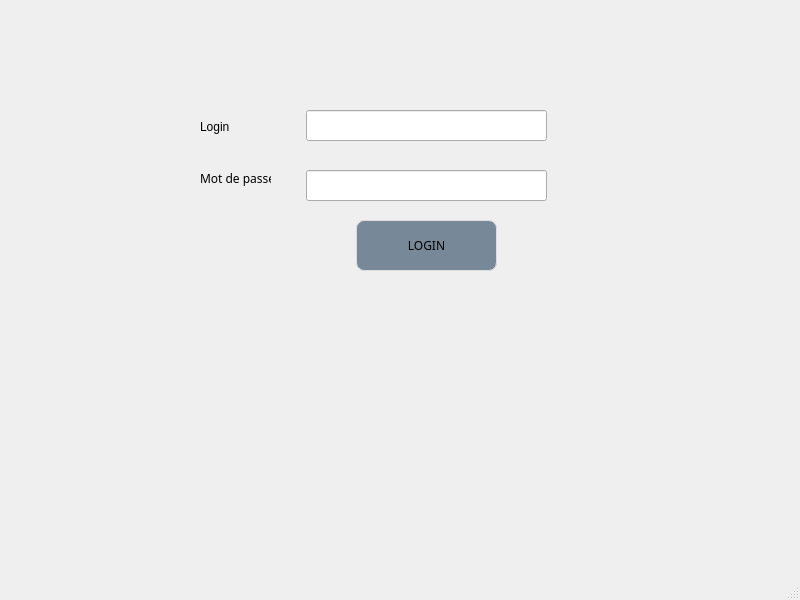
First picture: the form in login.ui, repository soumaya-nheri/Smart-Restaurant-2A25, before the edit.
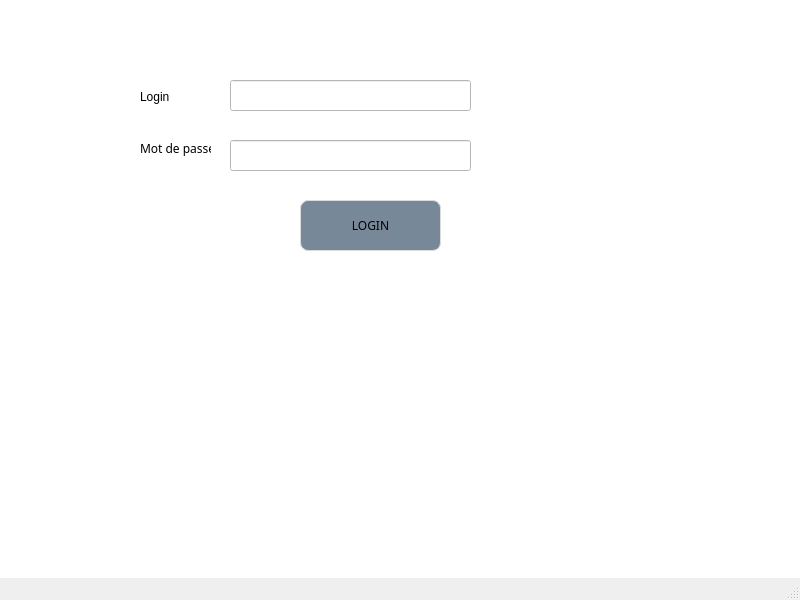
Second picture: the form after the edit. Icons and pictures are not drawn.

```diff
--- a/login.ui
+++ b/login.ui
@@ -14,11 +14,14 @@
    <string>MainWindow</string>
   </property>
   <widget class="QWidget" name="centralwidget">
+   <property name="styleSheet">
+    <string notr="true">background-color:white;</string>
+   </property>
    <widget class="QLineEdit" name="le_password">
     <property name="geometry">
      <rect>
-      <x>306</x>
-      <y>170</y>
+      <x>230</x>
+      <y>140</y>
       <width>241</width>
       <height>31</height>
      </rect>
@@ -30,8 +33,8 @@
    <widget class="QPushButton" name="pb_login">
     <property name="geometry">
      <rect>
-      <x>356</x>
-      <y>220</y>
+      <x>300</x>
+      <y>200</y>
       <width>141</width>
       <height>51</height>
      </rect>
@@ -65,8 +68,8 @@
    <widget class="QLineEdit" name="le_login">
     <property name="geometry">
      <rect>
-      <x>306</x>
-      <y>110</y>
+      <x>230</x>
+      <y>80</y>
       <width>241</width>
       <height>31</height>
      </rect>
@@ -75,8 +78,8 @@
    <widget class="QLabel" name="label">
     <property name="geometry">
      <rect>
-      <x>200</x>
-      <y>120</y>
+      <x>140</x>
+      <y>90</y>
       <width>47</width>
       <height>14</height>
      </rect>
@@ -88,8 +91,8 @@
    <widget class="QLabel" name="label_2">
     <property name="geometry">
      <rect>
-      <x>200</x>
-      <y>170</y>
+      <x>140</x>
+      <y>140</y>
       <width>71</width>
       <height>16</height>
      </rect>
```
Left out of the diff: 26 changed lines with no effect on the pictures.
